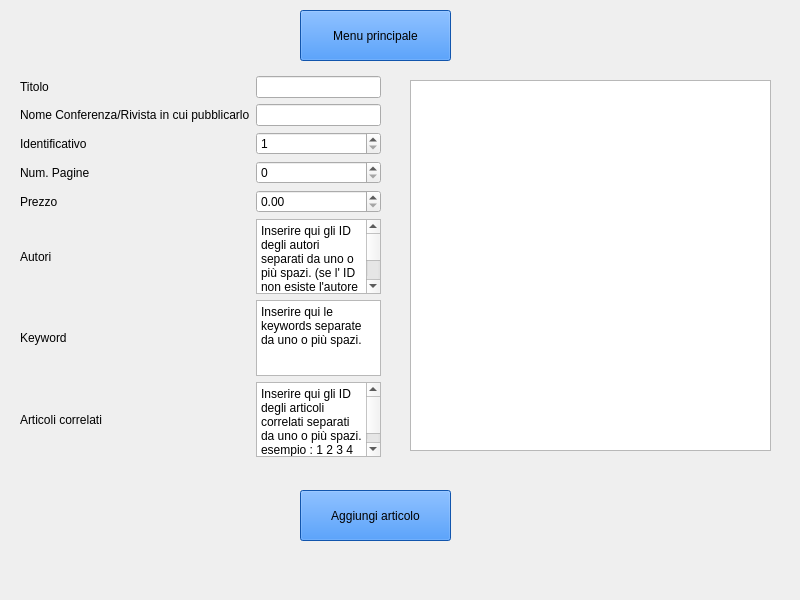
FranckRedery/PROGETTO_PO, file mainwindow.ui: the form before one commit.
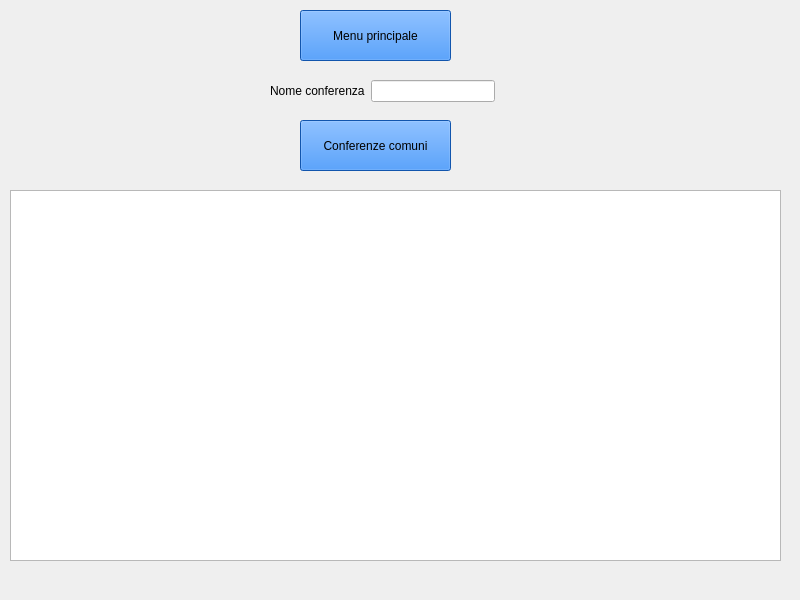
The form after the commit. The open tabs and pages were chosen to show the change.

```diff
--- a/mainwindow.ui
+++ b/mainwindow.ui
@@ -1062,6 +1062,72 @@
       </property>
      </widget>
     </widget>
+    <widget class="QWidget" name="PAG_SEZIONE_F">
+     <widget class="QPushButton" name="PAG_F_TORNA_MENU">
+      <property name="geometry">
+       <rect>
+        <x>300</x>
+        <y>10</y>
+        <width>151</width>
+        <height>51</height>
+       </rect>
+      </property>
+      <property name="styleSheet">
+       <string notr="true">background-color: rgb(24,119,242);</string>
+      </property>
+      <property name="text">
+       <string>Menu principale</string>
+      </property>
+     </widget>
+     <widget class="QPushButton" name="PAG_F_CERCA_CONFERENZE_COMUN">
+      <property name="geometry">
+       <rect>
+        <x>300</x>
+        <y>120</y>
+        <width>151</width>
+        <height>51</height>
+       </rect>
+      </property>
+      <property name="styleSheet">
+       <string notr="true">background-color: rgb(24,119,242);</string>
+      </property>
+      <property name="text">
+       <string>Conferenze comuni</string>
+      </property>
+     </widget>
+     <widget class="QListWidget" name="PAG_F_LISTA">
+      <property name="geometry">
+       <rect>
+        <x>10</x>
+        <y>190</y>
+        <width>771</width>
+        <height>371</height>
+       </rect>
+      </property>
+     </widget>
+     <widget class="QWidget" name="">
+      <property name="geometry">
+       <rect>
+        <x>270</x>
+        <y>80</y>
+        <width>225</width>
+        <height>22</height>
+       </rect>
+      </property>
+      <layout class="QGridLayout" name="gridLayout_17">
+       <item row="0" column="0">
+        <widget class="QLabel" name="label_15">
+         <property name="text">
+          <string>Nome conferenza</string>
+         </property>
+        </widget>
+       </item>
+       <item row="0" column="1">
+        <widget class="QLineEdit" name="PAGINA_F_NOME_CONFERENZA"/>
+       </item>
+      </layout>
+     </widget>
+    </widget>
    </widget>
   </widget>
   <widget class="QMenuBar" name="menubar">
```
Left out of the diff: 72 changed lines with no effect on the pictures.
